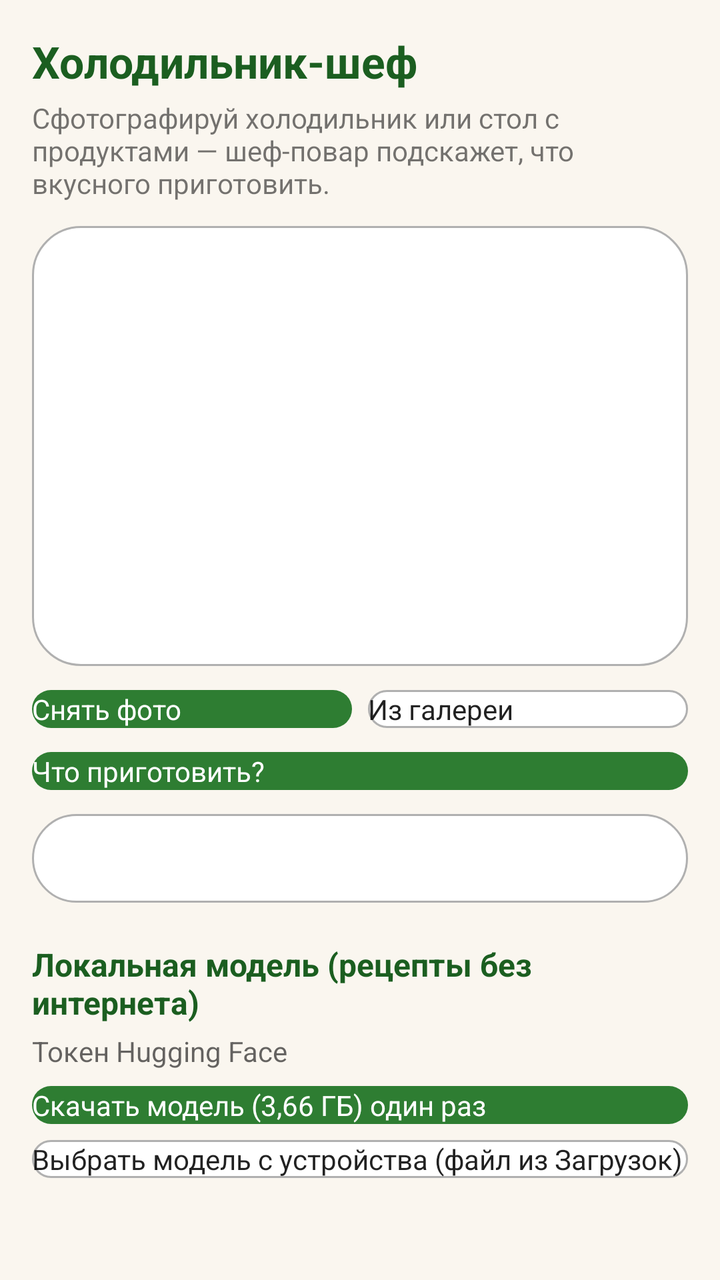
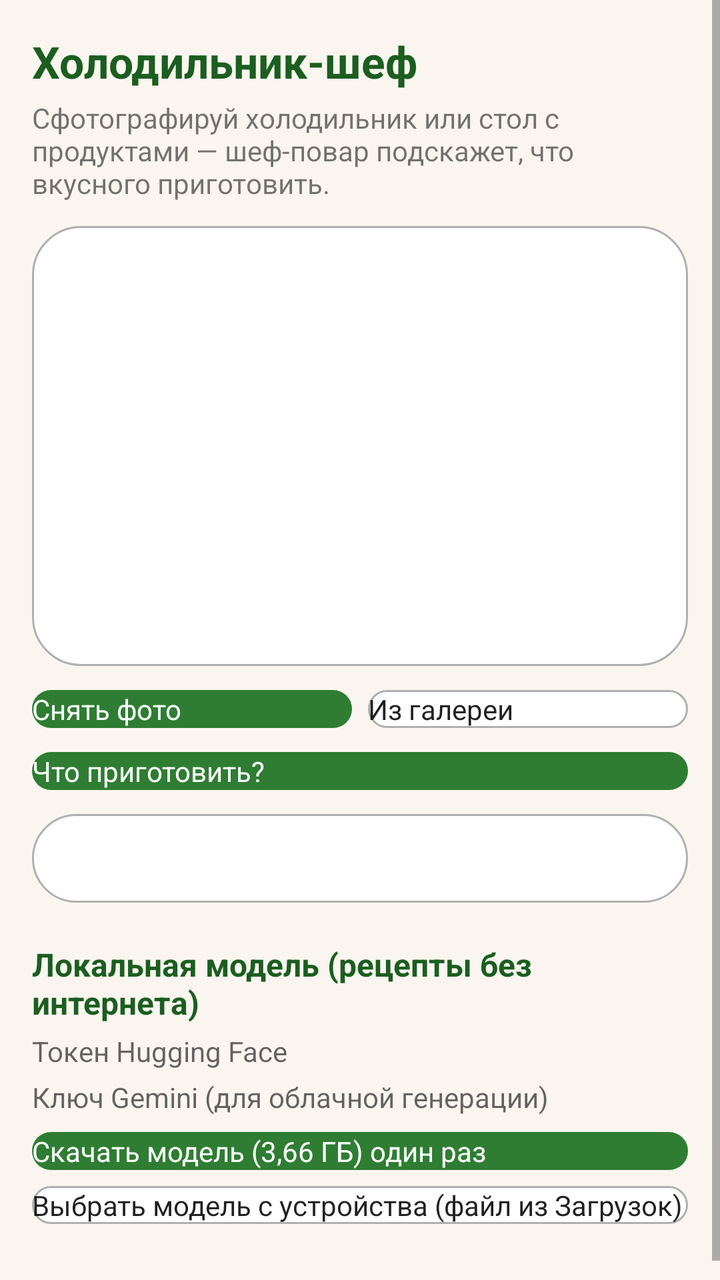

An Android layout rendered at two revisions. The XML below is the earlier revision; the diff shows what the commit changed to produce the second picture.
<!-- AndroidManifest.xml: application theme AppTheme -->
<!-- res/layout/activity_main.xml -->
<?xml version="1.0" encoding="utf-8"?>
<ScrollView xmlns:android="http://schemas.android.com/apk/res/android"
    android:layout_width="match_parent"
    android:layout_height="match_parent">

    <LinearLayout
        android:layout_width="match_parent"
        android:layout_height="wrap_content"
        android:orientation="vertical"
        android:padding="16dp">

        <TextView
            android:layout_width="match_parent"
            android:layout_height="wrap_content"
            android:textSize="22sp"
            android:textStyle="bold"
            android:textColor="#1B5E20"
            android:text="@string/app_name" />

        <TextView
            android:id="@+id/tvHint"
            android:layout_width="match_parent"
            android:layout_height="wrap_content"
            android:layout_marginTop="4dp"
            android:text="Сфотографируй холодильник или стол с продуктами — шеф-повар подскажет, что вкусного приготовить."
            android:textSize="14sp" />

        <ImageView
            android:id="@+id/ivPreview"
            android:layout_width="match_parent"
            android:layout_height="220dp"
            android:layout_marginTop="12dp"
            android:scaleType="centerCrop"
            android:contentDescription="Фото продуктов"
            android:background="@drawable/btn_secondary" />

        <LinearLayout
            android:layout_width="match_parent"
            android:layout_height="wrap_content"
            android:layout_marginTop="12dp"
            android:orientation="horizontal">

            <Button
                android:id="@+id/btnCamera"
                android:layout_width="0dp"
                android:layout_height="wrap_content"
                android:layout_weight="1"
                android:text="Снять фото"
                android:background="@drawable/btn_primary"
                android:textColor="#FFFFFF"
                android:textAllCaps="false" />

            <Space
                android:layout_width="8dp"
                android:layout_height="1dp" />

            <Button
                android:id="@+id/btnGallery"
                android:layout_width="0dp"
                android:layout_height="wrap_content"
                android:layout_weight="1"
                android:text="Из галереи"
                android:background="@drawable/btn_secondary"
                android:textAllCaps="false" />
        </LinearLayout>

        <Button
            android:id="@+id/btnAsk"
            android:layout_width="match_parent"
            android:layout_height="wrap_content"
            android:layout_marginTop="12dp"
            android:text="Что приготовить?"
            android:textColor="#FFFFFF"
            android:textAllCaps="false"
            android:background="@drawable/btn_primary" />

        <ProgressBar
            android:id="@+id/progress"
            android:layout_width="wrap_content"
            android:layout_height="wrap_content"
            android:layout_gravity="center_horizontal"
            android:layout_marginTop="12dp"
            android:visibility="gone" />

        <TextView
            android:id="@+id/tvResult"
            android:layout_width="match_parent"
            android:layout_height="wrap_content"
            android:layout_marginTop="12dp"
            android:padding="12dp"
            android:textSize="15sp"
            android:lineSpacingExtra="3dp"
            android:background="@drawable/btn_secondary" />

        <TextView
            android:layout_width="match_parent"
            android:layout_height="wrap_content"
            android:layout_marginTop="20dp"
            android:text="Локальная модель (рецепты без интернета)"
            android:textSize="16sp"
            android:textStyle="bold"
            android:textColor="#1B5E20" />

        <EditText
            android:id="@+id/etToken"
            android:layout_width="match_parent"
            android:layout_height="wrap_content"
            android:layout_marginTop="4dp"
            android:hint="Токен Hugging Face"
            android:inputType="textVisiblePassword"
            android:textSize="14sp" />

        <Button
            android:id="@+id/btnDownload"
            android:layout_width="match_parent"
            android:layout_height="wrap_content"
            android:layout_marginTop="8dp"
            android:text="Скачать модель (3,66 ГБ) один раз"
            android:textColor="#FFFFFF"
            android:textAllCaps="false"
            android:background="@drawable/btn_primary" />

        <Button
            android:id="@+id/btnPickModel"
            android:layout_width="match_parent"
            android:layout_height="wrap_content"
            android:layout_marginTop="8dp"
            android:text="Выбрать модель с устройства (файл из Загрузок)"
            android:textAllCaps="false"
            android:background="@drawable/btn_secondary" />

        <ProgressBar
            android:id="@+id/pbModel"
            android:layout_width="match_parent"
            android:layout_height="wrap_content"
            android:layout_marginTop="8dp"
            android:visibility="gone"
            style="?android:attr/progressBarStyleHorizontal" />

        <TextView
            android:id="@+id/tvModelStatus"
            android:layout_width="match_parent"
            android:layout_height="wrap_content"
            android:layout_marginTop="4dp"
            android:textSize="13sp" />
    </LinearLayout>
</ScrollView>
<!-- resources referenced by this layout -->
<resources>
  <!-- drawable btn_primary (drawable) -->
  <?xml version="1.0" encoding="utf-8"?>
  <shape xmlns:android="http://schemas.android.com/apk/res/android"
      android:shape="rectangle">
      <corners android:radius="24dp" />
      <solid android:color="#2E7D32" />
  </shape>
  <!-- drawable btn_secondary (drawable) -->
  <?xml version="1.0" encoding="utf-8"?>
  <shape xmlns:android="http://schemas.android.com/apk/res/android"
      android:shape="rectangle">
      <corners android:radius="24dp" />
      <solid android:color="#FFFFFF" />
      <stroke android:width="1dp" android:color="#B0B0B0" />
  </shape>
  <string name="app_name">Холодильник-шеф</string>
  <style name="AppTheme" parent="android:Theme.Material.Light">
          <item name="android:colorPrimary">#2E7D32</item>
          <item name="android:colorPrimaryDark">#1B5E20</item>
          <item name="android:colorAccent">#FF8F00</item>
          <item name="android:windowBackground">#FAF6EF</item>
      </style>
</resources>

<!-- the commit's change to res/layout/activity_main.xml (unified diff, before → after) -->
@@ -110,6 +110,15 @@
             android:inputType="textVisiblePassword"
             android:textSize="14sp" />
 
+        <EditText
+            android:id="@+id/etGeminiKey"
+            android:layout_width="match_parent"
+            android:layout_height="wrap_content"
+            android:layout_marginTop="4dp"
+            android:hint="Ключ Gemini (для облачной генерации)"
+            android:inputType="textPassword"
+            android:textSize="14sp" />
+
         <Button
             android:id="@+id/btnDownload"
             android:layout_width="match_parent"
